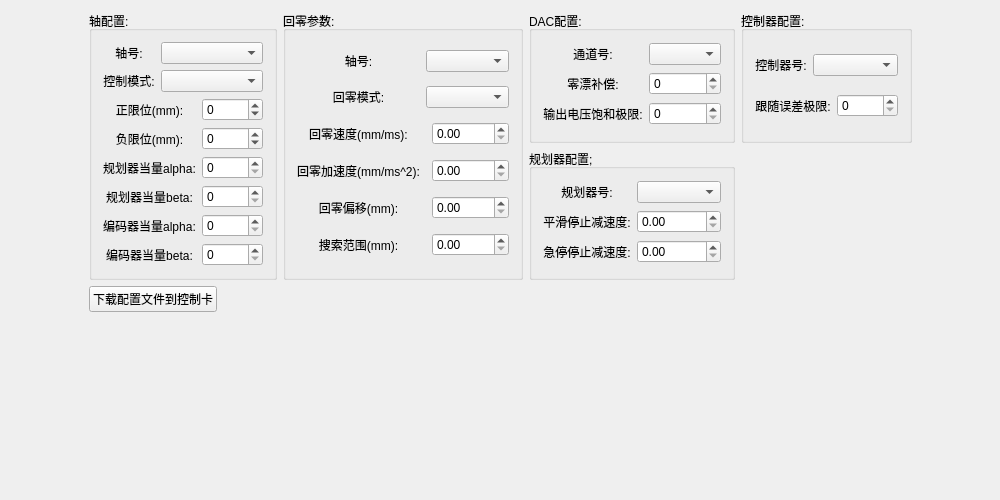
Qt form GTSSimpleController/Widget/ConfigWidget.ui (whisper512/GTS) before a commit.
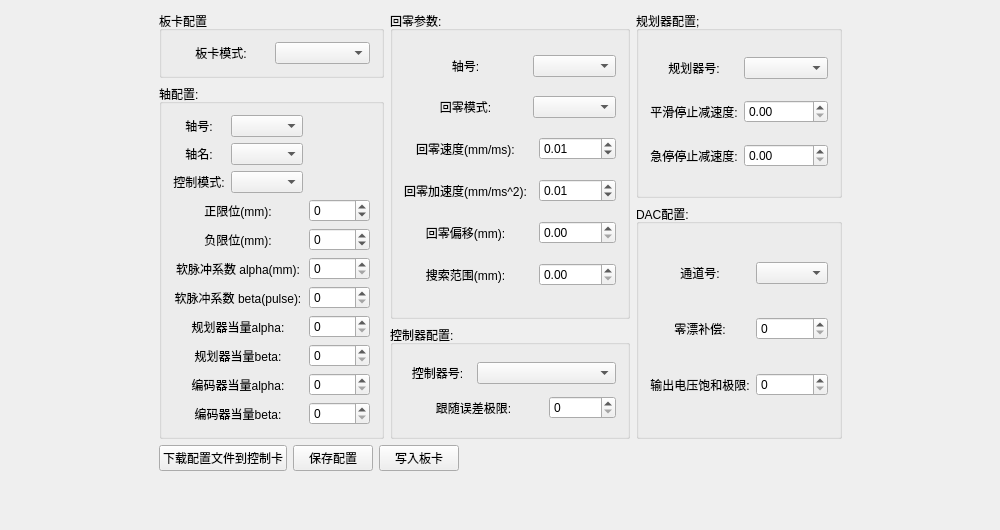
The same form after that commit.

Commit message: 修改设置界面

```diff
--- a/GTSSimpleController/Widget/ConfigWidget.ui
+++ b/GTSSimpleController/Widget/ConfigWidget.ui
@@ -7,161 +7,38 @@
     <x>0</x>
     <y>0</y>
     <width>1000</width>
-    <height>500</height>
+    <height>530</height>
    </rect>
   </property>
   <property name="windowTitle">
    <string>CConfigWidget</string>
   </property>
+  <layout class="QGridLayout" name="gridLayout_8">
+   <item row="0" column="1">
   <layout class="QGridLayout" name="gridLayout_7">
-   <item row="0" column="1">
-    <layout class="QVBoxLayout" name="verticalLayout">
-     <item>
+     <item row="0" column="0">
+      <widget class="QGroupBox" name="groupBox_5">
+       <property name="title">
+        <string>板卡配置</string>
+       </property>
       <layout class="QGridLayout" name="gridLayout_3">
-       <item row="0" column="0" rowspan="2">
-        <widget class="QGroupBox" name="groupBox">
-         <property name="title">
-          <string>轴配置:</string>
-         </property>
-         <layout class="QGridLayout" name="gridLayout">
-          <item row="1" column="1" colspan="2">
-           <widget class="QComboBox" name="comboBox_controlMode"/>
-          </item>
-          <item row="7" column="0" colspan="2">
-           <widget class="QLabel" name="label_encBeta">
-            <property name="text">
-             <string>编码器当量beta:</string>
-            </property>
-            <property name="alignment">
-             <set>Qt::AlignCenter</set>
-            </property>
-           </widget>
-          </item>
-          <item row="1" column="0">
-           <widget class="QLabel" name="label_controlMode">
-            <property name="text">
-             <string>控制模式:</string>
-            </property>
-            <property name="alignment">
-             <set>Qt::AlignCenter</set>
-            </property>
-           </widget>
-          </item>
-          <item row="2" column="2">
-           <widget class="QSpinBox" name="spinBox_pLimit">
-            <property name="minimum">
-             <number>-9999</number>
-            </property>
-            <property name="maximum">
-             <number>9999</number>
-            </property>
-           </widget>
-          </item>
-          <item row="6" column="0" colspan="2">
-           <widget class="QLabel" name="label_encAlpha">
-            <property name="text">
-             <string>编码器当量alpha:</string>
-            </property>
-            <property name="alignment">
-             <set>Qt::AlignCenter</set>
-            </property>
-           </widget>
-          </item>
-          <item row="7" column="2">
-           <widget class="QSpinBox" name="spinBox_encBeta">
-            <property name="maximum">
-             <number>32767</number>
-            </property>
-           </widget>
-          </item>
-          <item row="4" column="2">
-           <widget class="QSpinBox" name="spinBox_prfAlpha">
-            <property name="maximum">
-             <number>32767</number>
-            </property>
-           </widget>
-          </item>
-          <item row="5" column="2">
-           <widget class="QSpinBox" name="spinBox_prfBeta">
-            <property name="maximum">
-             <number>32767</number>
-            </property>
-           </widget>
-          </item>
-          <item row="6" column="2">
-           <widget class="QSpinBox" name="spinBox_encAlpha">
-            <property name="maximum">
-             <number>32767</number>
-            </property>
-           </widget>
-          </item>
-          <item row="2" column="0" colspan="2">
-           <widget class="QLabel" name="label_pLimit">
-            <property name="text">
-             <string>正限位(mm):</string>
-            </property>
-            <property name="alignment">
-             <set>Qt::AlignCenter</set>
-            </property>
-           </widget>
-          </item>
-          <item row="5" column="0" colspan="2">
-           <widget class="QLabel" name="label_prfBeta">
-            <property name="text">
-             <string>规划器当量beta:</string>
-            </property>
-            <property name="alignment">
-             <set>Qt::AlignCenter</set>
-            </property>
-           </widget>
-          </item>
           <item row="0" column="0">
-           <widget class="QLabel" name="label_axisId">
+         <widget class="QLabel" name="label_gtsMode">
             <property name="text">
-             <string>轴号:</string>
+           <string>板卡模式:</string>
             </property>
             <property name="alignment">
              <set>Qt::AlignCenter</set>
             </property>
            </widget>
           </item>
-          <item row="4" column="0" colspan="2">
-           <widget class="QLabel" name="label_prfAlpha">
-            <property name="text">
-             <string>规划器当量alpha:</string>
-            </property>
-            <property name="alignment">
-             <set>Qt::AlignCenter</set>
-            </property>
-           </widget>
-          </item>
-          <item row="0" column="1" colspan="2">
-           <widget class="QComboBox" name="comboBox_axisId"/>
-          </item>
-          <item row="3" column="0" colspan="2">
-           <widget class="QLabel" name="label_nLimit">
-            <property name="text">
-             <string>负限位(mm):</string>
-            </property>
-            <property name="alignment">
-             <set>Qt::AlignCenter</set>
-            </property>
-           </widget>
-          </item>
-          <item row="3" column="2">
-           <widget class="QSpinBox" name="spinBox_nLimit">
-            <property name="minimum">
-             <number>-9999</number>
-            </property>
-            <property name="maximum">
-             <number>9999</number>
-            </property>
-           </widget>
+        <item row="0" column="1">
+         <widget class="QComboBox" name="comboBox_gtsMode"/>
           </item>
          </layout>
         </widget>
        </item>
-       <item row="0" column="1" rowspan="2">
+     <item row="0" column="1" rowspan="3">
         <widget class="QGroupBox" name="groupBox_2">
          <property name="title">
           <string>回零参数:</string>
@@ -195,6 +72,12 @@
             <property name="maximum">
              <double>99999.000000000000000</double>
             </property>
+          <property name="singleStep">
+           <double>0.010000000000000</double>
+          </property>
+          <property name="value">
+           <double>0.010000000000000</double>
+          </property>
            </widget>
           </item>
           <item row="0" column="1" colspan="2">
@@ -259,12 +142,260 @@
             <property name="maximum">
              <double>99999.000000000000000</double>
             </property>
+          <property name="singleStep">
+           <double>0.010000000000000</double>
+          </property>
+          <property name="value">
+           <double>0.010000000000000</double>
+          </property>
            </widget>
           </item>
          </layout>
         </widget>
        </item>
-       <item row="0" column="2">
+     <item row="0" column="2" rowspan="2">
+      <widget class="QGroupBox" name="groupBox_6">
+       <property name="title">
+        <string>规划器配置;</string>
+       </property>
+       <layout class="QGridLayout" name="gridLayout_6">
+        <item row="0" column="0">
+         <widget class="QLabel" name="label_profileId">
+          <property name="text">
+           <string>规划器号:</string>
+          </property>
+          <property name="alignment">
+           <set>Qt::AlignCenter</set>
+          </property>
+         </widget>
+        </item>
+        <item row="0" column="1">
+         <widget class="QComboBox" name="comboBox_profileId"/>
+        </item>
+        <item row="1" column="0">
+         <widget class="QLabel" name="label_smoothStopDec">
+          <property name="text">
+           <string>平滑停止减速度:</string>
+          </property>
+          <property name="alignment">
+           <set>Qt::AlignCenter</set>
+          </property>
+         </widget>
+        </item>
+        <item row="1" column="1">
+         <widget class="QDoubleSpinBox" name="doubleSpinBox_smoothStopDec"/>
+        </item>
+        <item row="2" column="0">
+         <widget class="QLabel" name="label_smoothStopDec_2">
+          <property name="text">
+           <string>急停停止减速度:</string>
+          </property>
+          <property name="alignment">
+           <set>Qt::AlignCenter</set>
+          </property>
+         </widget>
+        </item>
+        <item row="2" column="1">
+         <widget class="QDoubleSpinBox" name="doubleSpinBox_smoothStopDec_2">
+          <property name="maximum">
+           <double>99999.000000000000000</double>
+          </property>
+         </widget>
+        </item>
+       </layout>
+      </widget>
+     </item>
+     <item row="1" column="0" rowspan="3">
+      <widget class="QGroupBox" name="groupBox">
+       <property name="title">
+        <string>轴配置:</string>
+       </property>
+       <layout class="QGridLayout" name="gridLayout">
+        <item row="0" column="0">
+         <widget class="QLabel" name="label_axisId">
+          <property name="text">
+           <string>轴号:</string>
+          </property>
+          <property name="alignment">
+           <set>Qt::AlignCenter</set>
+          </property>
+         </widget>
+        </item>
+        <item row="0" column="1">
+         <widget class="QComboBox" name="comboBox_axisId"/>
+        </item>
+        <item row="1" column="0">
+         <widget class="QLabel" name="label_axisName">
+          <property name="text">
+           <string>轴名:</string>
+          </property>
+          <property name="alignment">
+           <set>Qt::AlignCenter</set>
+          </property>
+         </widget>
+        </item>
+        <item row="1" column="1">
+         <widget class="QComboBox" name="comboBox_axisName"/>
+        </item>
+        <item row="2" column="0">
+         <widget class="QLabel" name="label_controlMode">
+          <property name="text">
+           <string>控制模式:</string>
+          </property>
+          <property name="alignment">
+           <set>Qt::AlignCenter</set>
+          </property>
+         </widget>
+        </item>
+        <item row="2" column="1">
+         <widget class="QComboBox" name="comboBox_controlMode"/>
+        </item>
+        <item row="3" column="0" colspan="2">
+         <widget class="QLabel" name="label_pLimit">
+          <property name="text">
+           <string>正限位(mm):</string>
+          </property>
+          <property name="alignment">
+           <set>Qt::AlignCenter</set>
+          </property>
+         </widget>
+        </item>
+        <item row="3" column="2">
+         <widget class="QSpinBox" name="spinBox_pLimit">
+          <property name="minimum">
+           <number>-9999</number>
+          </property>
+          <property name="maximum">
+           <number>9999</number>
+          </property>
+         </widget>
+        </item>
+        <item row="4" column="0" colspan="2">
+         <widget class="QLabel" name="label_nLimit">
+          <property name="text">
+           <string>负限位(mm):</string>
+          </property>
+          <property name="alignment">
+           <set>Qt::AlignCenter</set>
+          </property>
+         </widget>
+        </item>
+        <item row="4" column="2">
+         <widget class="QSpinBox" name="spinBox_nLimit">
+          <property name="minimum">
+           <number>-9999</number>
+          </property>
+          <property name="maximum">
+           <number>9999</number>
+          </property>
+         </widget>
+        </item>
+        <item row="5" column="0" colspan="2">
+         <widget class="QLabel" name="label_pluseAlpha">
+          <property name="text">
+           <string>软脉冲系数 alpha(mm):</string>
+          </property>
+          <property name="alignment">
+           <set>Qt::AlignCenter</set>
+          </property>
+         </widget>
+        </item>
+        <item row="5" column="2">
+         <widget class="QSpinBox" name="spinBox_pluseAlpha">
+          <property name="maximum">
+           <number>32767</number>
+          </property>
+         </widget>
+        </item>
+        <item row="6" column="0" colspan="2">
+         <widget class="QLabel" name="label_pluseBeta">
+          <property name="text">
+           <string>软脉冲系数 beta(pulse):</string>
+          </property>
+          <property name="alignment">
+           <set>Qt::AlignCenter</set>
+          </property>
+         </widget>
+        </item>
+        <item row="6" column="2">
+         <widget class="QSpinBox" name="spinBox_pluseBeta">
+          <property name="maximum">
+           <number>32767</number>
+          </property>
+         </widget>
+        </item>
+        <item row="7" column="0" colspan="2">
+         <widget class="QLabel" name="label_prfAlpha">
+          <property name="text">
+           <string>规划器当量alpha:</string>
+          </property>
+          <property name="alignment">
+           <set>Qt::AlignCenter</set>
+          </property>
+         </widget>
+        </item>
+        <item row="7" column="2">
+         <widget class="QSpinBox" name="spinBox_prfAlpha">
+          <property name="maximum">
+           <number>32767</number>
+          </property>
+         </widget>
+        </item>
+        <item row="8" column="0" colspan="2">
+         <widget class="QLabel" name="label_prfBeta">
+          <property name="text">
+           <string>规划器当量beta:</string>
+          </property>
+          <property name="alignment">
+           <set>Qt::AlignCenter</set>
+          </property>
+         </widget>
+        </item>
+        <item row="8" column="2">
+         <widget class="QSpinBox" name="spinBox_prfBeta">
+          <property name="maximum">
+           <number>32767</number>
+          </property>
+         </widget>
+        </item>
+        <item row="9" column="0" colspan="2">
+         <widget class="QLabel" name="label_encAlpha">
+          <property name="text">
+           <string>编码器当量alpha:</string>
+          </property>
+          <property name="alignment">
+           <set>Qt::AlignCenter</set>
+          </property>
+         </widget>
+        </item>
+        <item row="9" column="2">
+         <widget class="QSpinBox" name="spinBox_encAlpha">
+          <property name="maximum">
+           <number>32767</number>
+          </property>
+         </widget>
+        </item>
+        <item row="10" column="0" colspan="2">
+         <widget class="QLabel" name="label_encBeta">
+          <property name="text">
+           <string>编码器当量beta:</string>
+          </property>
+          <property name="alignment">
+           <set>Qt::AlignCenter</set>
+          </property>
+         </widget>
+        </item>
+        <item row="10" column="2">
+         <widget class="QSpinBox" name="spinBox_encBeta">
+          <property name="maximum">
+           <number>32767</number>
+          </property>
+         </widget>
+        </item>
+       </layout>
+      </widget>
+     </item>
+     <item row="2" column="2" rowspan="2">
         <widget class="QGroupBox" name="groupBox_3">
          <property name="title">
           <string>DAC配置:</string>
@@ -320,7 +451,7 @@
          </layout>
         </widget>
        </item>
-       <item row="0" column="3">
+     <item row="3" column="1">
         <widget class="QGroupBox" name="groupBox_4">
          <property name="title">
           <string>控制器配置:</string>
@@ -359,66 +490,14 @@
          </layout>
         </widget>
        </item>
-       <item row="1" column="2">
-        <widget class="QGroupBox" name="groupBox_6">
-         <property name="title">
-          <string>规划器配置;</string>
-         </property>
-         <layout class="QGridLayout" name="gridLayout_6">
-          <item row="0" column="0">
-           <widget class="QLabel" name="label_profileId">
-            <property name="text">
-             <string>规划器号:</string>
-            </property>
-            <property name="alignment">
-             <set>Qt::AlignCenter</set>
-            </property>
-           </widget>
-          </item>
-          <item row="0" column="1">
-           <widget class="QComboBox" name="comboBox_profileId"/>
-          </item>
-          <item row="1" column="0">
-           <widget class="QLabel" name="label_smoothStopDec">
-            <property name="text">
-             <string>平滑停止减速度:</string>
-            </property>
-            <property name="alignment">
-             <set>Qt::AlignCenter</set>
-            </property>
-           </widget>
+    </layout>
           </item>
           <item row="1" column="1">
-           <widget class="QDoubleSpinBox" name="doubleSpinBox_smoothStopDec"/>
-          </item>
-          <item row="2" column="0">
-           <widget class="QLabel" name="label_smoothStopDec_2">
-            <property name="text">
-             <string>急停停止减速度:</string>
-            </property>
-            <property name="alignment">
-             <set>Qt::AlignCenter</set>
-            </property>
-           </widget>
-          </item>
-          <item row="2" column="1">
-           <widget class="QDoubleSpinBox" name="doubleSpinBox_smoothStopDec_2">
-            <property name="maximum">
-             <double>99999.000000000000000</double>
-            </property>
-           </widget>
-          </item>
-         </layout>
-        </widget>
-       </item>
-      </layout>
-     </item>
-     <item>
       <layout class="QHBoxLayout" name="horizontalLayout_2">
        <item>
         <widget class="QPushButton" name="pushButton_loadToBoard">
          <property name="sizePolicy">
-          <sizepolicy hsizetype="Minimum" vsizetype="Expanding">
+        <sizepolicy hsizetype="Minimum" vsizetype="Preferred">
            <horstretch>0</horstretch>
            <verstretch>0</verstretch>
           </sizepolicy>
@@ -429,23 +508,32 @@
         </widget>
        </item>
        <item>
-        <spacer name="horizontalSpacer_2">
-         <property name="orientation">
-          <enum>Qt::Horizontal</enum>
-         </property>
-         <property name="sizeHint" stdset="0">
-          <size>
-           <width>40</width>
-           <height>20</height>
-          </size>
-         </property>
-        </spacer>
-       </item>
-      </layout>
+      <widget class="QPushButton" name="pushButton_save">
+       <property name="sizePolicy">
+        <sizepolicy hsizetype="Minimum" vsizetype="Preferred">
+         <horstretch>0</horstretch>
+         <verstretch>0</verstretch>
+        </sizepolicy>
+       </property>
+       <property name="text">
+        <string>保存配置</string>
+       </property>
+      </widget>
+     </item>
+     <item>
+      <widget class="QPushButton" name="pushButton_applyToBoard">
+       <property name="sizePolicy">
+        <sizepolicy hsizetype="Minimum" vsizetype="Preferred">
+         <horstretch>0</horstretch>
+         <verstretch>0</verstretch>
+        </sizepolicy>
+       </property>
+       <property name="text">
+        <string>写入板卡</string>
+       </property>
+      </widget>
      </item>
-    </layout>
-   </item>
-   <item row="0" column="0">
+     <item>
     <spacer name="horizontalSpacer">
      <property name="orientation">
       <enum>Qt::Horizontal</enum>
@@ -458,7 +546,22 @@
      </property>
     </spacer>
    </item>
-   <item row="1" column="1">
+    </layout>
+   </item>
+   <item row="0" column="0">
+    <spacer name="horizontalSpacer_2">
+     <property name="orientation">
+      <enum>Qt::Horizontal</enum>
+     </property>
+     <property name="sizeHint" stdset="0">
+      <size>
+       <width>40</width>
+       <height>20</height>
+      </size>
+     </property>
+    </spacer>
+   </item>
+   <item row="2" column="1">
     <spacer name="verticalSpacer">
      <property name="orientation">
       <enum>Qt::Vertical</enum>
```
Lines whose indentation alone changed are shown as unchanged. The commit also changes 4 other files.
